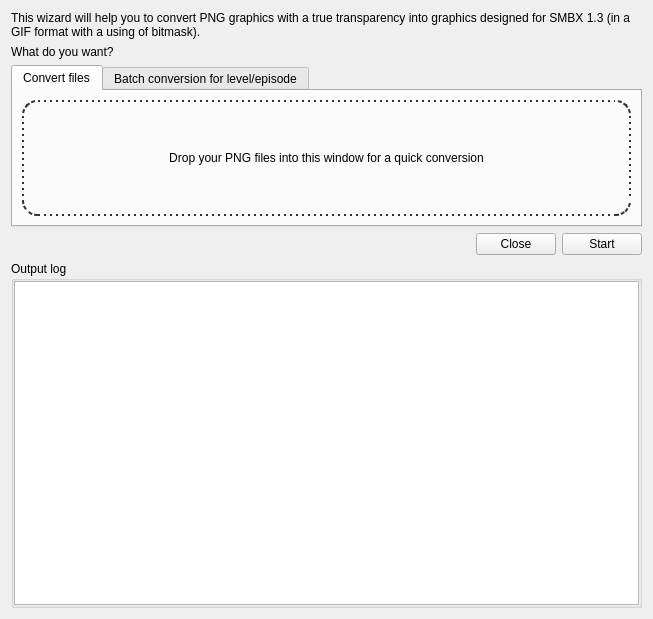
The window that Maintainer/Graphics/png2gifs.ui (WohlSoft/Moondust-Project) describes before a commit, drawn with Qt 5.
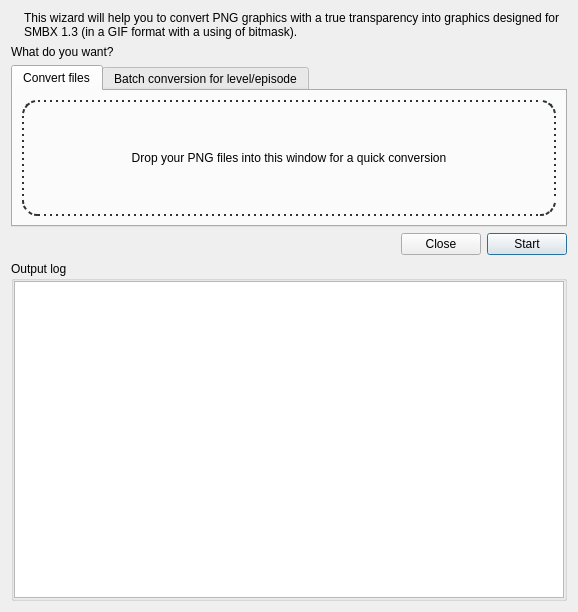
The same window after the commit. Icons and pictures are not drawn.

Commit message: Maintainer: Added converter tool pictures (same way as used at the Editor)

The edit to the form file:
```diff
--- a/Maintainer/Graphics/png2gifs.ui
+++ b/Maintainer/Graphics/png2gifs.ui
@@ -6,8 +6,8 @@
    <rect>
     <x>0</x>
     <y>0</y>
-    <width>653</width>
-    <height>619</height>
+    <width>578</width>
+    <height>612</height>
    </rect>
   </property>
   <property name="acceptDrops">
@@ -20,7 +20,85 @@
    <iconset resource="../_resources/maintainer.qrc">
     <normaloff>:/maintainer.ico</normaloff>:/maintainer.ico</iconset>
   </property>
-  <layout class="QGridLayout" name="gridLayout_2" rowstretch="0,0,0,0,10000">
+  <layout class="QGridLayout" name="gridLayout_2" rowstretch="0,0,0,0,10000" columnstretch="0,100,0,0">
+   <item row="3" column="3">
+    <widget class="QPushButton" name="doMadJob">
+     <property name="text">
+      <string>Start</string>
+     </property>
+    </widget>
+   </item>
+   <item row="4" column="0" colspan="4">
+    <widget class="QGroupBox" name="groupBox">
+     <property name="title">
+      <string>Output log</string>
+     </property>
+     <layout class="QGridLayout" name="gridLayout">
+      <property name="leftMargin">
+       <number>0</number>
+      </property>
+      <property name="topMargin">
+       <number>0</number>
+      </property>
+      <property name="rightMargin">
+       <number>0</number>
+      </property>
+      <property name="bottomMargin">
+       <number>0</number>
+      </property>
+      <property name="spacing">
+       <number>0</number>
+      </property>
+      <item row="0" column="0">
+       <widget class="QTextBrowser" name="outputLog">
+        <property name="font">
+         <font>
+          <family>Monospace</family>
+          <pointsize>8</pointsize>
+         </font>
+        </property>
+       </widget>
+      </item>
+     </layout>
+    </widget>
+   </item>
+   <item row="3" column="2">
+    <widget class="QPushButton" name="closeBox">
+     <property name="text">
+      <string>Close</string>
+     </property>
+    </widget>
+   </item>
+   <item row="0" column="1" colspan="3">
+    <widget class="QLabel" name="label">
+     <property name="text">
+      <string>This wizard will help you to convert PNG graphics with a true transparency into graphics designed for SMBX 1.3 (in a GIF format with a using of bitmask).</string>
+     </property>
+     <property name="alignment">
+      <set>Qt::AlignLeading|Qt::AlignLeft|Qt::AlignTop</set>
+     </property>
+     <property name="wordWrap">
+      <bool>true</bool>
+     </property>
+    </widget>
+   </item>
+   <item row="0" column="0">
+    <widget class="QLabel" name="picture">
+     <property name="text">
+      <string/>
+     </property>
+     <property name="pixmap">
+      <pixmap resource="../_resources/maintainer.qrc">:/tools/cat_png2gif_128.png</pixmap>
+     </property>
+    </widget>
+   </item>
+   <item row="1" column="0" colspan="4">
+    <widget class="QLabel" name="label_2">
+     <property name="text">
+      <string>What do you want?</string>
+     </property>
+    </widget>
+   </item>
    <item row="2" column="0" colspan="4">
     <widget class="QTabWidget" name="whatToConvert">
      <property name="currentIndex">
@@ -113,14 +191,7 @@
      </widget>
     </widget>
    </item>
-   <item row="1" column="0" colspan="4">
-    <widget class="QLabel" name="label_2">
-     <property name="text">
-      <string>What do you want?</string>
-     </property>
-    </widget>
-   </item>
-   <item row="3" column="1">
+   <item row="3" column="0" colspan="2">
     <spacer name="horizontalSpacer">
      <property name="orientation">
       <enum>Qt::Horizontal</enum>
@@ -133,67 +204,6 @@
      </property>
     </spacer>
    </item>
-   <item row="3" column="3">
-    <widget class="QPushButton" name="doMadJob">
-     <property name="text">
-      <string>Start</string>
-     </property>
-    </widget>
-   </item>
-   <item row="0" column="0" colspan="4">
-    <widget class="QLabel" name="label">
-     <property name="text">
-      <string>This wizard will help you to convert PNG graphics with a true transparency into graphics designed for SMBX 1.3 (in a GIF format with a using of bitmask).</string>
-     </property>
-     <property name="alignment">
-      <set>Qt::AlignLeading|Qt::AlignLeft|Qt::AlignTop</set>
-     </property>
-     <property name="wordWrap">
-      <bool>true</bool>
-     </property>
-    </widget>
-   </item>
-   <item row="4" column="0" colspan="4">
-    <widget class="QGroupBox" name="groupBox">
-     <property name="title">
-      <string>Output log</string>
-     </property>
-     <layout class="QGridLayout" name="gridLayout">
-      <property name="leftMargin">
-       <number>0</number>
-      </property>
-      <property name="topMargin">
-       <number>0</number>
-      </property>
-      <property name="rightMargin">
-       <number>0</number>
-      </property>
-      <property name="bottomMargin">
-       <number>0</number>
-      </property>
-      <property name="spacing">
-       <number>0</number>
-      </property>
-      <item row="0" column="0">
-       <widget class="QTextBrowser" name="outputLog">
-        <property name="font">
-         <font>
-          <family>Monospace</family>
-          <pointsize>8</pointsize>
-         </font>
-        </property>
-       </widget>
-      </item>
-     </layout>
-    </widget>
-   </item>
-   <item row="3" column="2">
-    <widget class="QPushButton" name="closeBox">
-     <property name="text">
-      <string>Close</string>
-     </property>
-    </widget>
-   </item>
   </layout>
  </widget>
  <resources>
```
The commit also changes 7 other files.
